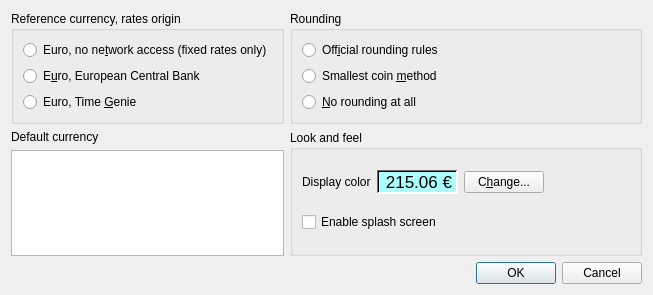
Above: keurocalc/settingsdialog.ui from KDE/keurocalc before the change. Below: the same form after it.
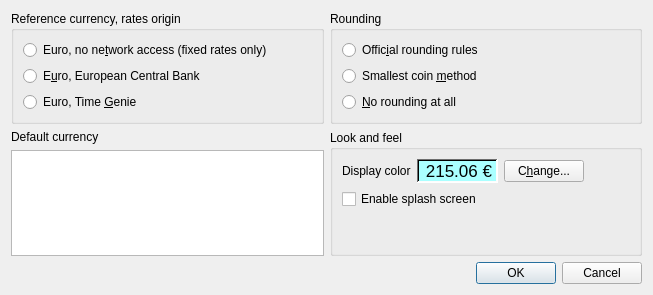
That is the form after the change.

Commit message:
preferences: polish ui
- spacers: remove extra, and simplify few
- remove non-default font settings (except the "LCD display")
- remove extra size policies

Diff of the .ui file:
```diff
--- a/keurocalc/settingsdialog.ui
+++ b/keurocalc/settingsdialog.ui
@@ -27,22 +27,6 @@
       <string>Look and feel</string>
      </property>
      <layout class="QVBoxLayout">
-      <item>
-       <spacer>
-        <property name="orientation">
-         <enum>Qt::Vertical</enum>
-        </property>
-        <property name="sizeType">
-         <enum>QSizePolicy::Expanding</enum>
-        </property>
-        <property name="sizeHint" stdset="0">
-         <size>
-          <width>20</width>
-          <height>16</height>
-         </size>
-        </property>
-       </spacer>
-      </item>
       <item>
        <layout class="QHBoxLayout">
         <item>
@@ -553,7 +537,7 @@
           </property>
           <property name="sizeHint" stdset="0">
            <size>
-            <width>135</width>
+            <width>5</width>
             <height>20</height>
            </size>
           </property>
@@ -561,22 +545,6 @@
         </item>
        </layout>
       </item>
-      <item>
-       <spacer>
-        <property name="orientation">
-         <enum>Qt::Vertical</enum>
-        </property>
-        <property name="sizeType">
-         <enum>QSizePolicy::Expanding</enum>
-        </property>
-        <property name="sizeHint" stdset="0">
-         <size>
-          <width>20</width>
-          <height>16</height>
-         </size>
-        </property>
-       </spacer>
-      </item>
       <item>
        <layout class="QHBoxLayout">
         <item>
@@ -586,22 +554,6 @@
           </property>
          </widget>
         </item>
-        <item>
-         <spacer>
-          <property name="orientation">
-           <enum>Qt::Horizontal</enum>
-          </property>
-          <property name="sizeType">
-           <enum>QSizePolicy::Expanding</enum>
-          </property>
-          <property name="sizeHint" stdset="0">
-           <size>
-            <width>156</width>
-            <height>21</height>
-           </size>
-          </property>
-         </spacer>
-        </item>
        </layout>
       </item>
       <item>
@@ -615,7 +567,7 @@
         <property name="sizeHint" stdset="0">
          <size>
           <width>20</width>
-          <height>16</height>
+          <height>5</height>
          </size>
         </property>
        </spacer>
@@ -625,31 +577,19 @@
    </item>
    <item row="0" column="1">
     <widget class="QGroupBox" name="groupBox2">
-     <property name="sizePolicy">
-      <sizepolicy hsizetype="MinimumExpanding" vsizetype="Preferred">
-       <horstretch>0</horstretch>
-       <verstretch>0</verstretch>
-      </sizepolicy>
-     </property>
      <property name="title">
       <string>Rounding</string>
      </property>
      <layout class="QVBoxLayout">
       <item>
        <widget class="QRadioButton" name="radioButtonOfficialRules">
-        <property name="font">
-         <font/>
-        </property>
         <property name="text">
-         <string>Off&amp;icial rounding rules</string>
+         <string>Offic&amp;ial rounding rules</string>
         </property>
        </widget>
       </item>
       <item>
        <widget class="QRadioButton" name="radioButtonSmallestCoin">
-        <property name="font">
-         <font/>
-        </property>
         <property name="text">
          <string>Smallest coin &amp;method</string>
         </property>
@@ -657,9 +597,6 @@
       </item>
       <item>
        <widget class="QRadioButton" name="radioButtonNoRounding">
-        <property name="font">
-         <font/>
-        </property>
         <property name="text">
          <string>&amp;No rounding at all</string>
         </property>
@@ -670,21 +607,12 @@
    </item>
    <item row="0" column="0">
     <widget class="QGroupBox" name="groupBox1">
-     <property name="sizePolicy">
-      <sizepolicy hsizetype="MinimumExpanding" vsizetype="MinimumExpanding">
-       <horstretch>0</horstretch>
-       <verstretch>0</verstretch>
-      </sizepolicy>
-     </property>
      <property name="title">
       <string>Reference currency, rates origin</string>
      </property>
      <layout class="QVBoxLayout">
       <item>
        <widget class="QRadioButton" name="radioButtonEuroFixed">
-        <property name="font">
-         <font/>
-        </property>
         <property name="text">
          <string>Euro, no ne&amp;twork access (fixed rates only)</string>
         </property>
@@ -695,9 +623,6 @@
         <property name="enabled">
          <bool>true</bool>
         </property>
-        <property name="font">
-         <font/>
-        </property>
         <property name="text">
          <string>E&amp;uro, European Central Bank</string>
         </property>
@@ -708,9 +633,6 @@
       </item>
       <item>
        <widget class="QRadioButton" name="radioButtonEuroTG">
-        <property name="font">
-         <font/>
-        </property>
         <property name="text">
          <string>Euro, Time &amp;Genie</string>
         </property>
@@ -732,11 +654,7 @@
       </widget>
      </item>
      <item>
-      <widget class="QListWidget" name="defaultCurrencyList">
-       <property name="font">
-        <font/>
-       </property>
-      </widget>
+      <widget class="QListWidget" name="defaultCurrencyList"/>
      </item>
     </layout>
    </item>
```
